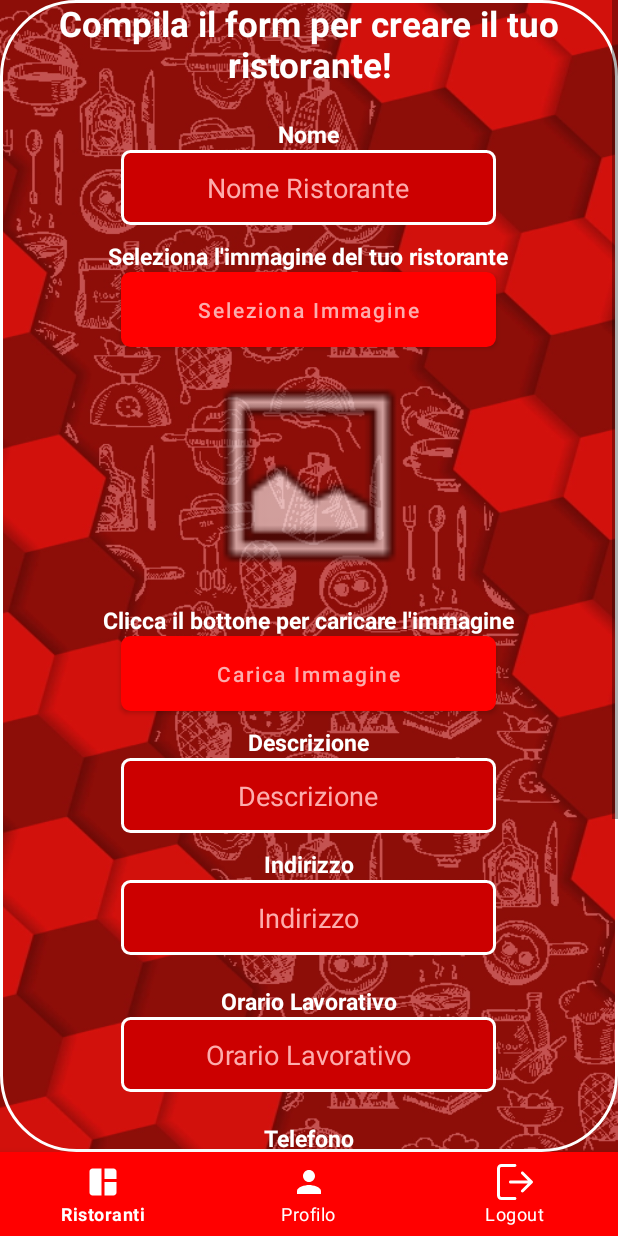
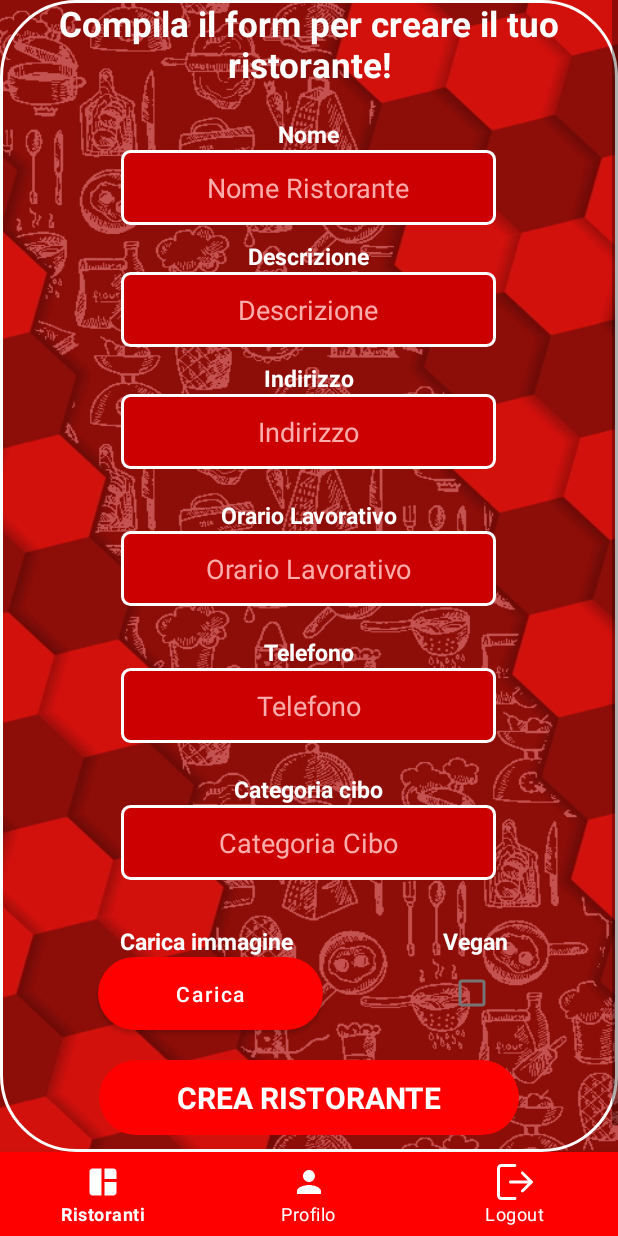
Before and after one commit to MattSona99/ProgettoProgrammazione, an Android app: the fragment FragmentUpgradeProprietario placed in its activity, on a phone screen of 412 x 824 dp. Run offline under Robolectric (Android 15) with nearby library versions, the phone set to English and light mode, and no system bars; our stand-ins replace Firebase (no records; nobody signed in at launch, a user with empty details on screens opened directly); 2 statements that could not run were skipped.

Commit message:
Modifica form ristorante

```diff
--- a/app/src/main/res/layout/fragment_upgr_dipendente.xml
+++ b/app/src/main/res/layout/fragment_upgr_dipendente.xml
@@ -112,7 +112,7 @@
                     android:ems="10"
                     android:layout_marginBottom="20dp"
                     android:gravity="center"
-                    android:hint="Busisness email"
+                    android:hint="Business email"
                     android:inputType="textPersonName"
                     android:textColor="@color/white"
                     android:textColorHighlight="#E91E63"
@@ -123,7 +123,7 @@
                     android:id="@+id/text_telefonod_dipD"
                     android:layout_width="wrap_content"
                     android:layout_height="wrap_content"
-                    android:text="Numero Telefono"
+                    android:text="Numero di telefono"
                     android:textColor="@color/white"
                     android:textSize="15dp"
                     android:textStyle="bold" />
@@ -136,7 +136,7 @@
                     android:ems="10"
                     android:layout_marginBottom="20dp"
                     android:gravity="center"
-                    android:hint="Numero Telefono"
+                    android:hint="Numero di telefono"
                     android:inputType="textPersonName"
                     android:textColor="@color/white"
                     android:textColorHighlight="#E91E63"
--- a/app/src/main/res/layout/fragment_upgr_proprietario.xml
+++ b/app/src/main/res/layout/fragment_upgr_proprietario.xml
@@ -20,7 +20,6 @@
         <androidx.constraintlayout.widget.ConstraintLayout
             android:layout_width="match_parent"
             android:layout_height="match_parent">
-
 
             <TextView
                 android:id="@+id/text_form_prop"
@@ -65,59 +64,6 @@
                     android:gravity="center"
                     android:hint="Nome Ristorante"
                     android:inputType="textPersonName"
-                    android:textColor="@color/white"
-                    android:textColorHighlight="#E91E63"
-                    android:textColorHint="@color/pink"
-                    android:textColorLink="#E91E63" />
-
-                <TextView
-                    android:id="@+id/text_select_img"
-                    android:layout_width="wrap_content"
-                    android:layout_height="wrap_content"
-                    android:text="Seleziona l'immagine del tuo ristorante"
-                    android:textColor="@color/white"
-                    android:textSize="15dp"
-                    android:textStyle="bold" />
-
-                <Button
-                    android:id="@+id/select_img_newR"
-                    android:layout_width="250dp"
-                    android:layout_height="50dp"
-                    android:layout_marginBottom="10dp"
-                    android:background="@drawable/custom_input"
-                    android:ems="10"
-                    android:gravity="center"
-                    android:hint="Seleziona Immagine"
-                    android:textColor="@color/white"
-                    android:textColorHighlight="#E91E63"
-                    android:textColorHint="@color/pink"
-                    android:textColorLink="#E91E63" />
-
-                <ImageView
-                    android:id="@+id/preview_image"
-                    android:layout_width="374dp"
-                    android:layout_height="151dp"
-                    app:srcCompat="@android:drawable/ic_menu_gallery"
-                    android:layout_marginBottom="10dp" />
-
-                <TextView
-                    android:id="@+id/text_upload_img"
-                    android:layout_width="wrap_content"
-                    android:layout_height="wrap_content"
-                    android:text="Clicca il bottone per caricare l'immagine"
-                    android:textColor="@color/white"
-                    android:textSize="15dp"
-                    android:textStyle="bold" />
-
-                <Button
-                    android:id="@+id/upload_img_newR"
-                    android:layout_width="250dp"
-                    android:layout_height="50dp"
-                    android:layout_marginBottom="10dp"
-                    android:background="@drawable/custom_input"
-                    android:ems="10"
-                    android:gravity="center"
-                    android:hint="Carica Immagine"
                     android:textColor="@color/white"
                     android:textColorHighlight="#E91E63"
                     android:textColorHint="@color/pink"
@@ -243,10 +189,46 @@
                     android:textColorHint="@color/pink"
                     android:textColorLink="#E91E63" />
 
+                <RelativeLayout
+                    android:id="@+id/relativeLayout"
+                    android:layout_width="match_parent"
+                    android:layout_height="100dp"
+                    android:padding="10dp"
+                    app:layout_constraintEnd_toEndOf="parent"
+                    app:layout_constraintStart_toStartOf="parent"
+                    app:layout_constraintTop_toTopOf="@id/ConstraintCreaRist">
+
+                    <TextView
+                        android:id="@+id/text_select_img"
+                        android:layout_width="wrap_content"
+                        android:layout_height="wrap_content"
+                        android:layout_marginLeft="50dp"
+                        android:text="Carica immagine"
+                        android:textColor="@color/white"
+                        android:textSize="15dp"
+                        android:textStyle="bold" />
+
+                    <Button
+                        android:id="@+id/select_img_newR"
+                        android:layout_width="150dp"
+                        android:layout_height="50dp"
+                        android:layout_below="@id/text_select_img"
+                        android:layout_marginLeft="35dp"
+                        android:layout_marginBottom="10dp"
+                        android:background="@drawable/red_button"
+                        android:ems="10"
+                        android:gravity="center"
+                        android:hint="Carica"
+                        android:textColorHighlight="#E91E63"
+                        android:textColorHint="@color/white"
+                        android:textColorLink="#E91E63" />
+
                     <TextView
                         android:id="@+id/text_vegan_rist"
                         android:layout_width="wrap_content"
                         android:layout_height="wrap_content"
+                        android:layout_marginLeft="100dp"
+                        android:layout_toRightOf="@id/text_select_img"
                         android:text="Vegan"
                         android:textColor="@color/white"
                         android:textSize="15dp"
@@ -255,8 +237,12 @@
                     <CheckBox
                         android:id="@+id/vegan_newR"
                         android:layout_width="wrap_content"
-                    android:layout_height="wrap_content" />
+                        android:layout_height="wrap_content"
+                        android:layout_below="@id/text_vegan_rist"
+                        android:layout_marginLeft="75dp"
+                        android:layout_toRightOf="@id/select_img_newR" />
 
+                </RelativeLayout>
 
                 <androidx.constraintlayout.widget.ConstraintLayout
                     android:id="@+id/ConstraintCreaRist"
@@ -283,7 +269,6 @@
                 </androidx.constraintlayout.widget.ConstraintLayout>
 
 
-
             </LinearLayout>
         </androidx.constraintlayout.widget.ConstraintLayout>
     </ScrollView>
```
Lines whose indentation alone changed are shown as unchanged.
